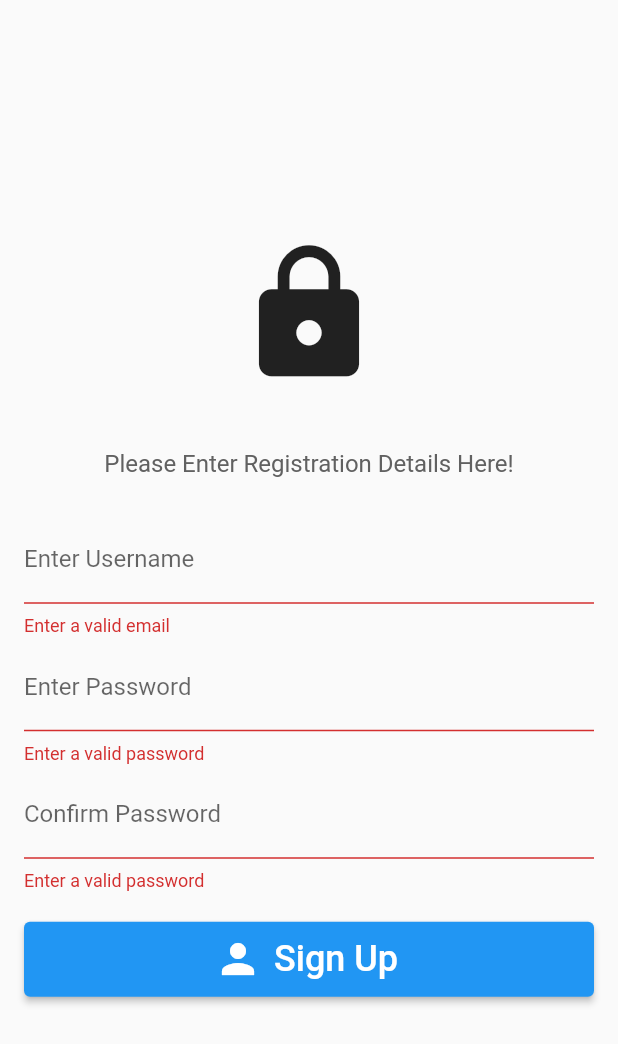
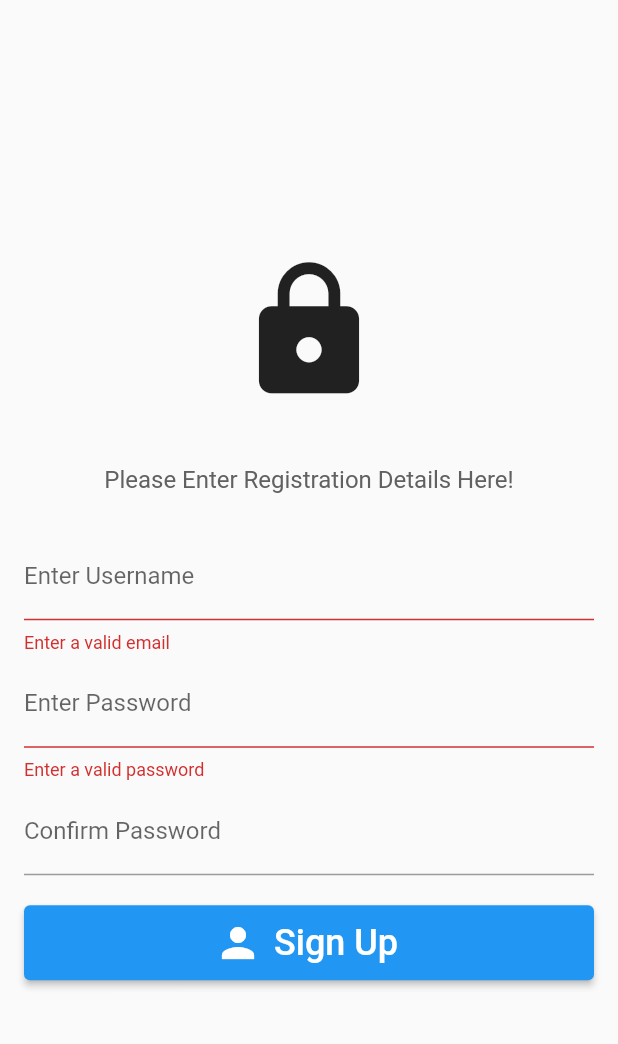
Before and after one commit to seanr89/flutter_authenticate, a Flutter app: the RegisterPage screen opened directly, after a tap on "Sign Up", on a phone screen of 412 x 824 dp. Shown: the top 1044 px of the screen. Run offline on Flutter 3.47's test engine with Material 2 defaults, Android fonts, the light colour scheme and no system bars; our stand-ins replace email_validator, firebase_auth, firebase_core; accounts and stored records are empty.

Commit message:
minor changes!

```diff
--- a/flutter_aith/lib/register_page.dart
+++ b/flutter_aith/lib/register_page.dart
@@ -96,13 +96,10 @@ class _RegisterPageState extends State<RegisterPage> {
               obscureText: true,
             ),
             const SizedBox(height: 4),
-            TextFormField(
+            TextField(
               controller: confirmPasswordController,
               textInputAction: TextInputAction.done,
               decoration: const InputDecoration(labelText: "Confirm Password"),
-              validator: (value) => value != null && value.length < 6
-                  ? 'Enter a valid password '
-                  : null,
               obscureText: true,
             ),
             const SizedBox(height: 20),
```
